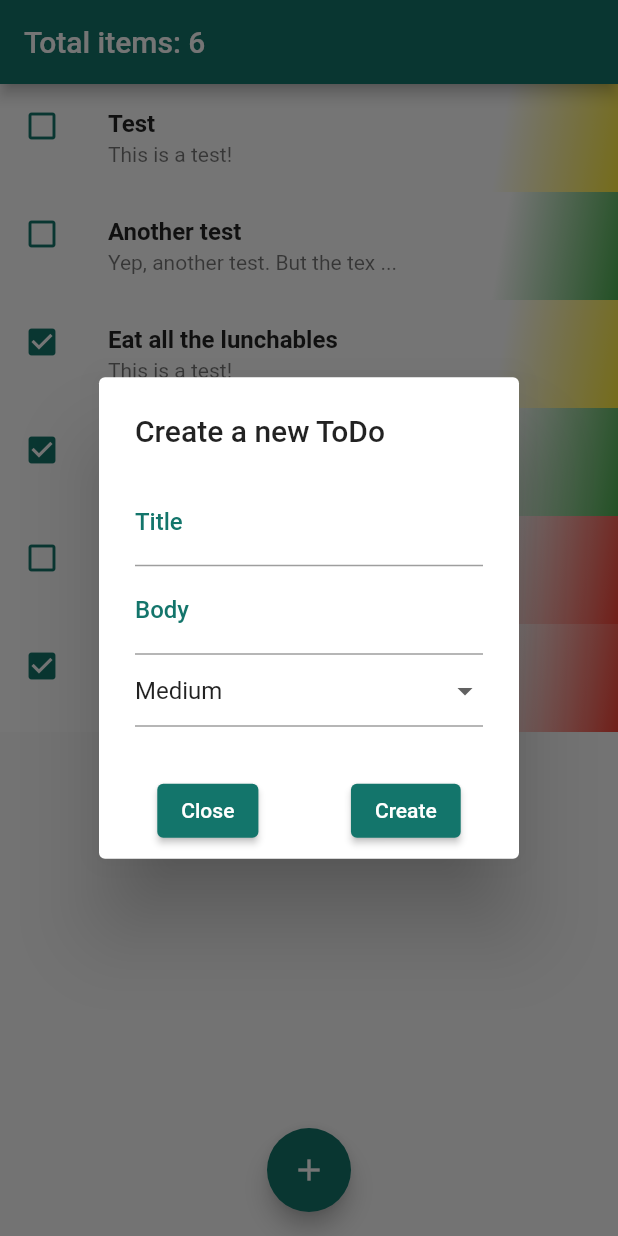
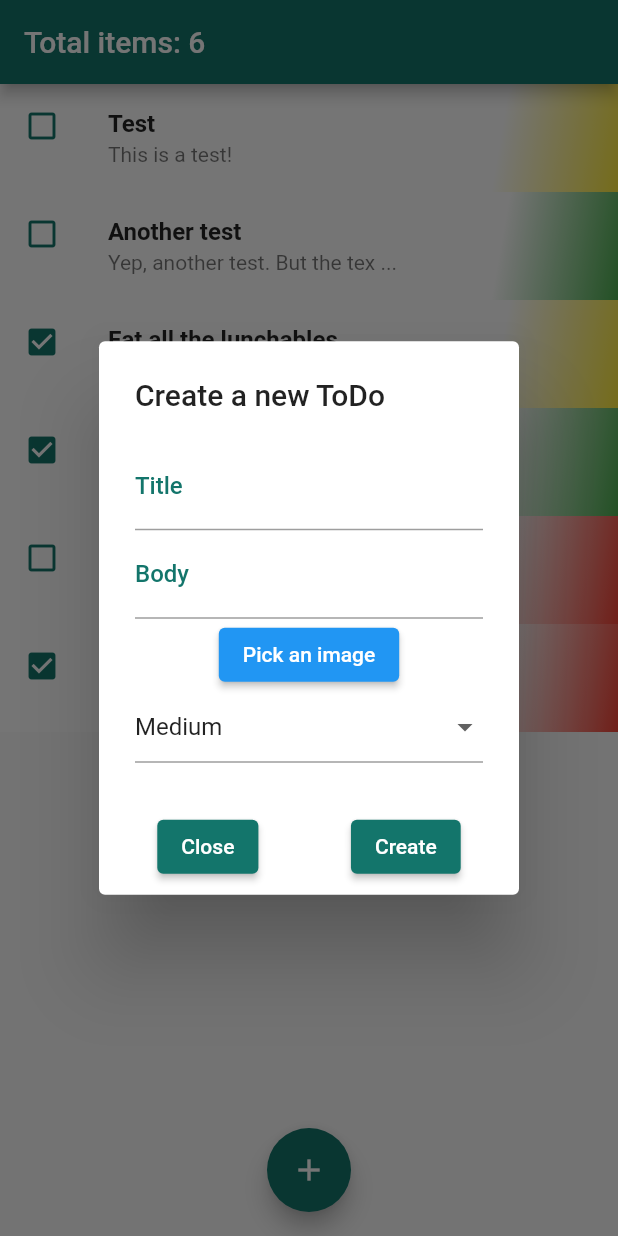
Before and after one commit to david1707/tasker, a Flutter app: the screen it shows after launch, after a tap on the "add" icon, on a phone screen of 412 x 824 dp. Run offline on Flutter 3.47's test engine with Material 2 defaults, Android fonts, the phone set to English and light mode, and no system bars; our stand-ins replace basic_utils, image_picker.

Commit message:
Image from gallery can be picked

```diff
--- a/lib/widgets/custom_fab.dart
+++ b/lib/widgets/custom_fab.dart
@@ -1,6 +1,9 @@
+import 'dart:io';
+
 import 'package:flutter/material.dart';
 
 import 'package:basic_utils/basic_utils.dart' show StringUtils;
+import 'package:image_picker/image_picker.dart';
 
 import '../models/todo_item.dart';
 import '../constants/colours.dart';
@@ -18,6 +21,21 @@ class CustomFABState extends State<CustomFAB> {
   String _title = '';
   String _body = '';
   Priorities _priorities = Priorities.medium;
+  File? _image;
+
+  Future _getImage() async {
+    final imageSelected =
+        await ImagePicker().pickImage(source: ImageSource.gallery);
+
+    if (imageSelected != null) {
+      final imageTemporary = File(imageSelected.path);
+
+      setState(() {
+        _image = imageTemporary;
+      });
+    }
+    return;
+  }
 
   @override
   Widget build(BuildContext context) {
@@ -30,7 +48,8 @@ class CustomFABState extends State<CustomFAB> {
           builder: (BuildContext context) {
             return AlertDialog(
               title: const Text('Create a new ToDo'),
-              content: Column(
+              content: SingleChildScrollView(
+                child: Column(
                   mainAxisSize: MainAxisSize.min,
                   children: [
                     Form(
@@ -79,6 +98,13 @@ class CustomFABState extends State<CustomFAB> {
                             _body = value.toString();
                           },
                         ),
+                        if (_image != null) Image.file(_image!),
+                        ElevatedButton(
+                          onPressed: _getImage,
+                          child: const Text(
+                            'Pick an image',
+                          ),
+                        ),
                         DropdownButtonFormField<Priorities>(
                           value: _priorities,
                           items: Priorities.values.map((Priorities priorities) {
@@ -99,6 +125,7 @@ class CustomFABState extends State<CustomFAB> {
                       ]),
                     )
                   ],
+                ),
               ),
               actions: [
                 ElevatedButton(
--- a/pubspec.yaml
+++ b/pubspec.yaml
@@ -36,6 +36,8 @@ dependencies:
   # Use with the CupertinoIcons class for iOS style icons.
   cupertino_icons: ^1.0.2
   basic_utils: ^5.4.2
+  image_picker: ^0.8.6
+  path_provider: ^2.0.8
 
 dev_dependencies:
   flutter_test:
```
Also changed, not shown: 1 other file. Lines whose indentation alone changed are shown as unchanged.
